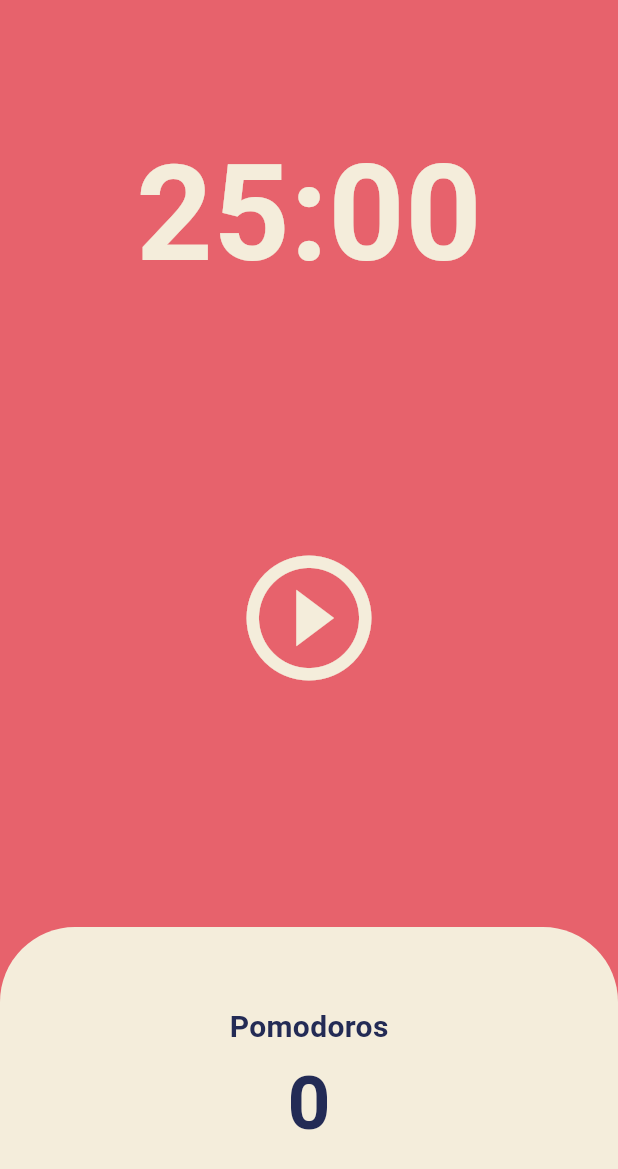
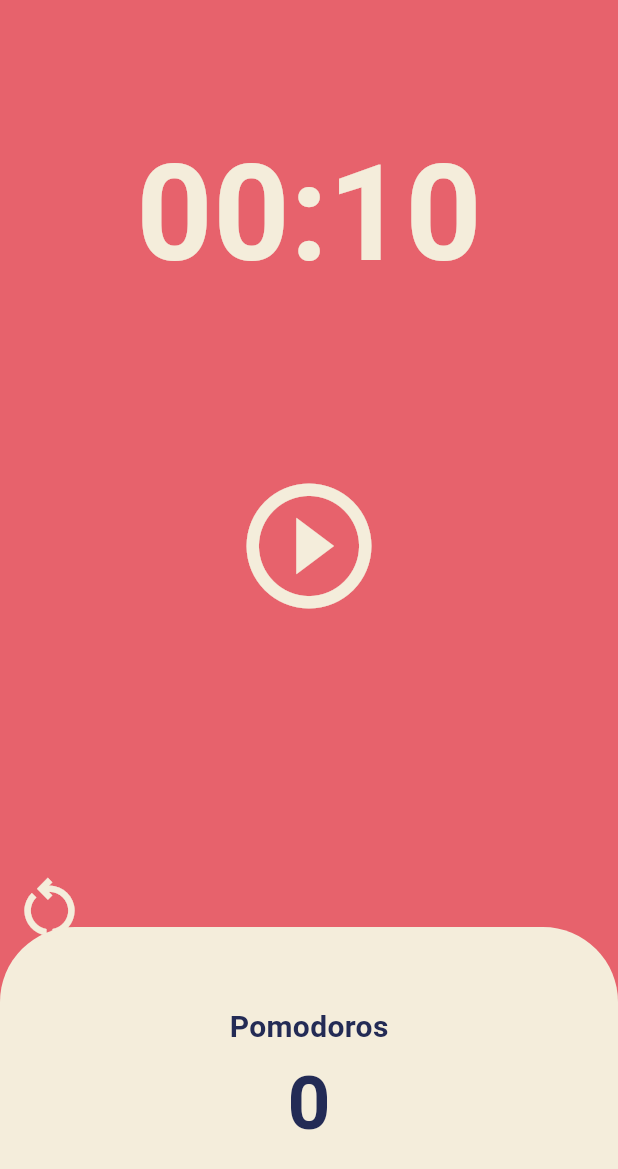
Before and after one commit to duck-ach/flutter_toonflix, a Flutter app: the screen it shows after launch, on a phone screen of 412 x 824 dp. Shown: the top 1169 px of the screen. Run offline on Flutter 3.47's test engine with Material 3 defaults, Android fonts, the phone set to English and light mode, and no system bars.

Commit message:
feat/pomodoros restart button

```diff
--- a/pomodoro/lib/screens/home_screen.dart
+++ b/pomodoro/lib/screens/home_screen.dart
@@ -10,7 +10,7 @@ class HomeScreen extends StatefulWidget {
 }
 
 class _HomeScreenState extends State<HomeScreen> {
-  static const twentyFimeMinutes = 1500;
+  static const twentyFimeMinutes = 10;
   // pomodoros count
   int totalPomodoros = 0;
   // total 시간
@@ -48,10 +48,20 @@ class _HomeScreenState extends State<HomeScreen> {
     );
   }
 
+  // pause 버튼 눌렀을 때
   void onPausePressed() {
     timer.cancel();
     setState(() {
       isRunning = false;
+    });
+  }
+
+  // restart 버튼 눌렀을 때
+  void onRestartPressed() {
+    timer.cancel();
+    setState(() {
+      isRunning = false;
+      totalSeconds = twentyFimeMinutes;
     });
   }
 
@@ -83,9 +93,21 @@ class _HomeScreenState extends State<HomeScreen> {
           ),
           Flexible(
             flex: 2,
-            child: Center(
-              child: IconButton(
-                onPressed: isRunning ? onPausePressed : onStartPressed,
+            child: Column(
+              children: [
+                const SizedBox(
+                  height: 100,
+                ),
+                Column(
+                  crossAxisAlignment: CrossAxisAlignment.center,
+                  children: [
+                    Center(
+                      child: Row(
+                        mainAxisAlignment: MainAxisAlignment.center,
+                        children: [
+                          IconButton(
+                            onPressed:
+                                isRunning ? onPausePressed : onStartPressed,
                             icon: Icon(
                               isRunning
                                   ? Icons.pause_circle_outline
@@ -94,6 +116,28 @@ class _HomeScreenState extends State<HomeScreen> {
                               color: Theme.of(context).cardColor,
                             ),
                           ),
+                        ],
+                      ),
+                    ),
+                  ],
+                ),
+                const SizedBox(
+                  height: 150,
+                ),
+                Row(
+                  mainAxisAlignment: MainAxisAlignment.start,
+                  children: [
+                    IconButton(
+                      onPressed: onRestartPressed,
+                      icon: Icon(
+                        Icons.restart_alt_outlined,
+                        size: 50,
+                        color: Theme.of(context).cardColor,
+                      ),
+                    ),
+                  ],
+                ),
+              ],
             ),
           ),
           Flexible(
```
Lines whose indentation alone changed are shown as unchanged.
